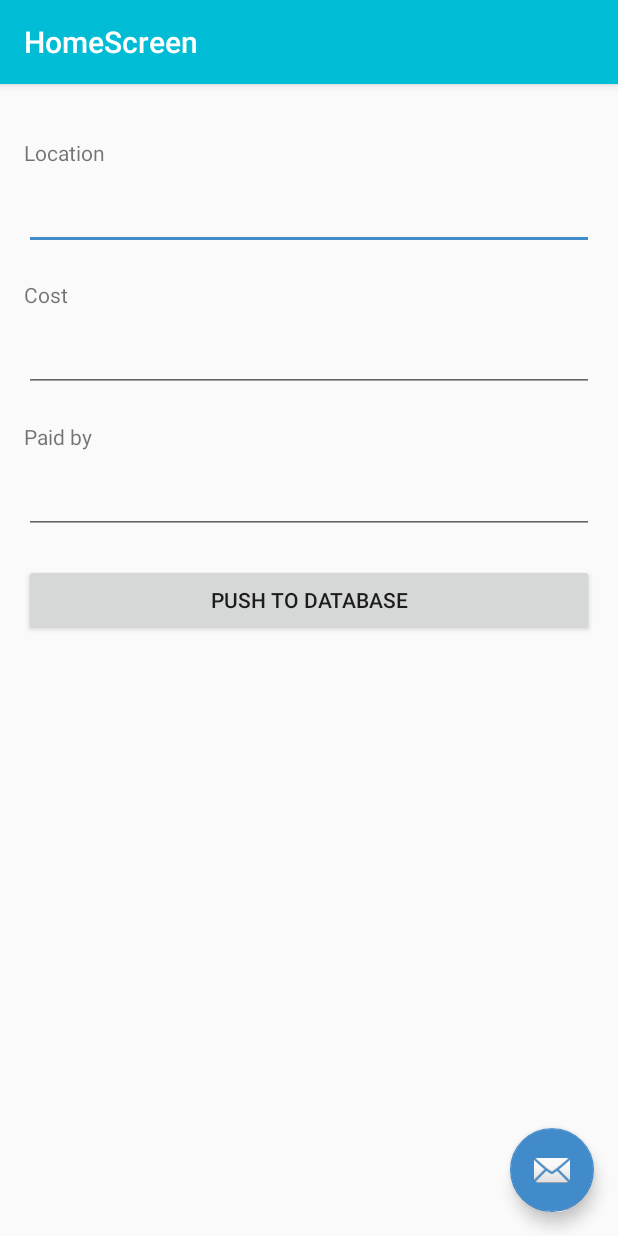
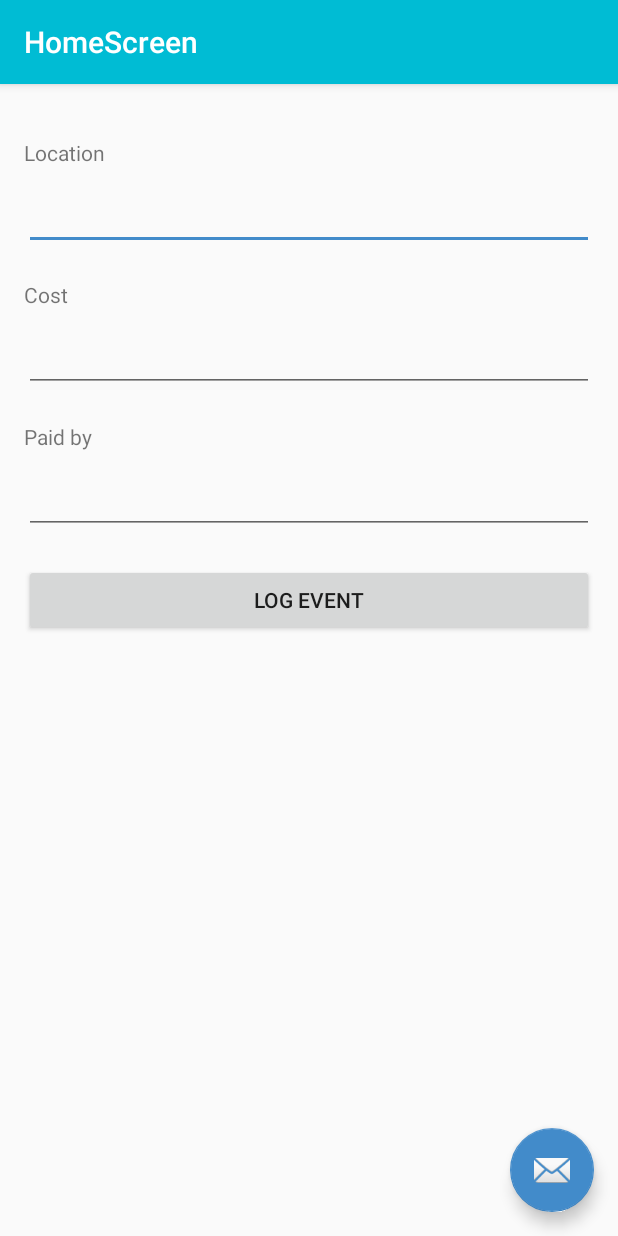
Before and after one commit to winstonsuryana/Fare, an Android app: the LogInformation screen opened directly, with no data from a screen before it, on a phone screen of 412 x 824 dp. Run offline under Robolectric (Android 15) with nearby library versions, the phone set to English and light mode, and no system bars; our stand-ins replace Firebase (no records; nobody signed in at launch, a user with empty details on screens opened directly); 1 statement that could not run was skipped.

Commit message:
log information and database set up

```diff
--- a/app/src/main/java/com/example/winston/myapplication/LogInformation.java
+++ b/app/src/main/java/com/example/winston/myapplication/LogInformation.java
@@ -94,10 +94,10 @@ public class LogInformation extends AppCompatActivity {
         //UUID -> Time Stamps -> Values
         long time = date.getTime();
         //if(){
+        DatabaseReference locationRef = database.getReference(UUID + "/" + time + "/" + "Location");
+        locationRef.setValue( location.getText().toString() );
         DatabaseReference myRef = database.getReference(UUID + "/" + time + "/" + "Amount");
         myRef.setValue( amount.getText().toString());
-        DatabaseReference locationRef = database.getReference(UUID + "/" + time + "/" + "Location");
-        locationRef.setValue( location.getText().toString() );
         DatabaseReference PayerRef = database.getReference(UUID + "/" + time + "/" + "PaidBy");
         PayerRef.setValue( paidby.getText().toString() );
     }
--- a/app/src/main/res/layout/content_loginfo_screen.xml
+++ b/app/src/main/res/layout/content_loginfo_screen.xml
@@ -67,7 +67,7 @@
         android:layout_width="match_parent"
         android:layout_height="wrap_content"
         android:maxLines="1"
-        android:inputType="numberDecimal"
+        android:inputType="text"
         android:layout_marginTop="10dp"
         android:id="@+id/payee"
         android:gravity="center_vertical|center_horizontal"
@@ -79,7 +79,7 @@
 
 
     <Button
-        android:text="Push to database"
+        android:text="Log Event"
         android:layout_width="match_parent"
         android:layout_height="wrap_content"
         android:layout_marginTop="20dp"
```
